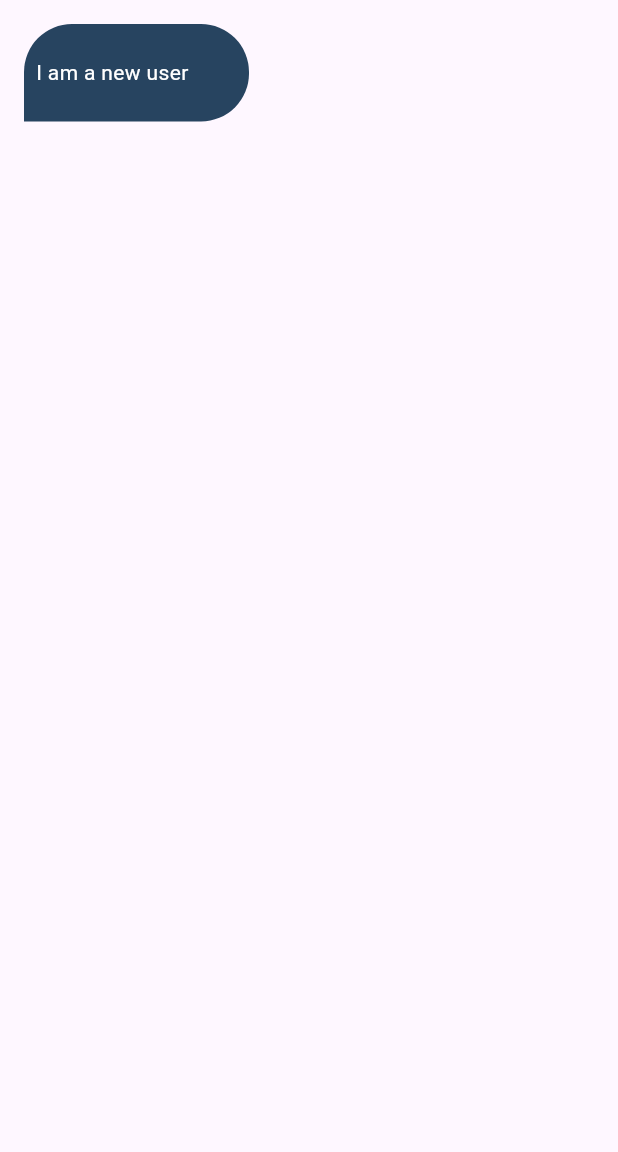
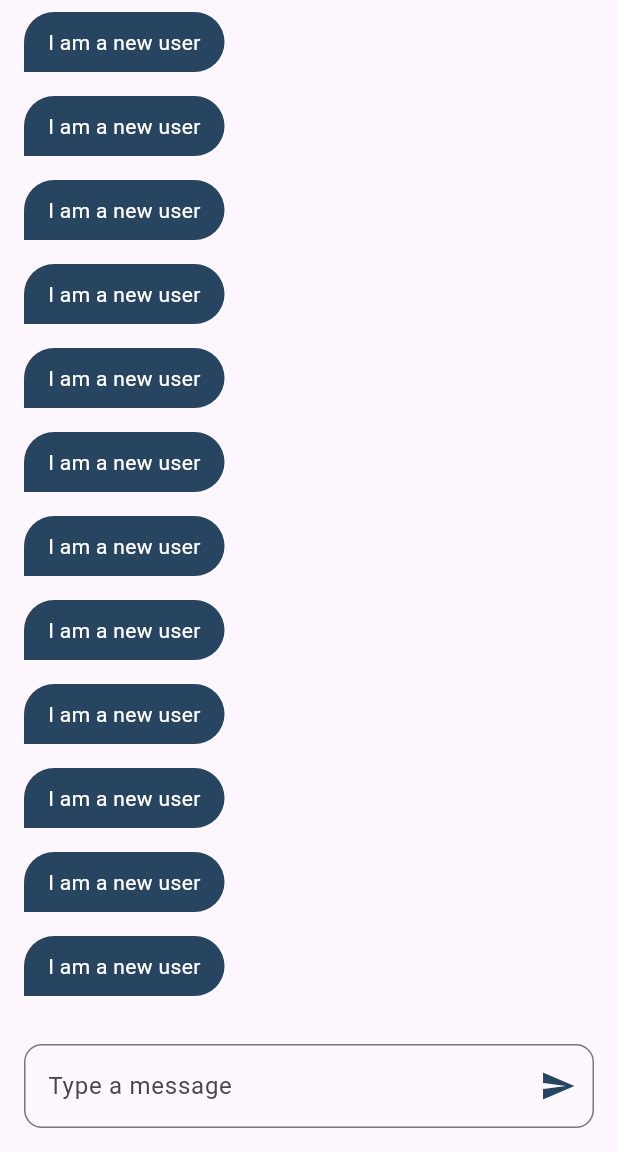
Before and after one commit to OsamaAliLasheen/chat_app, a Flutter app: the ChatView screen opened by its route, on a phone screen of 412 x 824 dp, the part 84-1236 px from its top. Run offline on Flutter 3.47's test engine with Material 3 defaults, Android fonts, the phone set to English and light mode, and no system bars; our stand-ins replace firebase_auth, firebase_core, modal_progress_hud_nsn; accounts and stored records are empty.

Commit message:
Update chat, login, signup views and custom text field widget
- Enhanced ChatView to include a message input field and display messages using a ListView.
- Updated LoginView and SignUpView to include isObscure property for password fields to handle visibility.
- Modified ChatBubble widget to adjust padding and margin for better alignment and spacing.
- Updated CustomTextField widget to accept an isObscure parameter for handling text visibility, enhancing security for password inputs.

```diff
--- a/lib/screens/chat_view.dart
+++ b/lib/screens/chat_view.dart
@@ -26,7 +26,33 @@ class ChatView extends StatelessWidget {
         ),
         centerTitle: true,
       ),
-      body: const ChatBubble(),
+      body: Column(
+        children: [
+          Expanded(
+            child: ListView.builder(itemBuilder: (context, index) {
+              return const Align(
+                  alignment: Alignment.centerLeft, child: ChatBubble());
+            }),
+          ),
+          Padding(
+            padding: const EdgeInsets.all(16.0),
+            child: TextField(
+              decoration: InputDecoration(
+                  hintText: "Type a message",
+                  border: const OutlineInputBorder(
+                    borderRadius: BorderRadius.all(Radius.circular(12.0)),
+                    borderSide: BorderSide(color: kPrimaryColor),
+                  ),
+                  suffixIcon: IconButton(
+                      onPressed: () {},
+                      icon: const Icon(
+                        Icons.send,
+                        color: kPrimaryColor,
+                      ))),
+            ),
+          ),
+        ],
+      ),
     );
   }
 }
--- a/lib/screens/login_view.dart
+++ b/lib/screens/login_view.dart
@@ -67,12 +67,14 @@ class _LoginViewState extends State<LoginView> {
                 ),
                 const SizedBox(height: 10),
                 CustomTextField(
+                    isObscure: false,
                     labelText: 'Email',
                     onchanged: (data) {
                       email = data;
                     }),
                 const SizedBox(height: 10),
                 CustomTextField(
+                    isObscure: true,
                     labelText: 'Password',
                     onchanged: (data) {
                       password = data;
--- a/lib/screens/signUp_view.dart
+++ b/lib/screens/signUp_view.dart
@@ -69,6 +69,7 @@ class _SignUpViewState extends State<SignUpView> {
                 ),
                 const SizedBox(height: 10),
                 CustomTextField(
+                  isObscure: false,
                   labelText: 'Email',
                   onchanged: (data) {
                     email = data;
@@ -76,6 +77,7 @@ class _SignUpViewState extends State<SignUpView> {
                 ),
                 const SizedBox(height: 10),
                 CustomTextField(
+                  isObscure: true,
                   labelText: 'Password',
                   onchanged: (data) {
                     password = data;
--- a/lib/widgets/chat_bubble.dart
+++ b/lib/widgets/chat_bubble.dart
@@ -9,11 +9,9 @@ class ChatBubble extends StatelessWidget {
   @override
   Widget build(BuildContext context) {
     return Container(
-      alignment: Alignment.centerLeft,
-      padding: const EdgeInsets.only(left: 8.0),
-      margin: const EdgeInsets.all(16.0),
-      width: 150,
-      height: 65,
+      padding: const EdgeInsets.only(
+          left: 16.0, top: 10.0, bottom: 10.0, right: 16.0),
+      margin: const EdgeInsets.symmetric(vertical: 8.0, horizontal: 16.0),
       decoration: const BoxDecoration(
           color: kPrimaryColor,
           borderRadius: BorderRadius.only(
--- a/lib/widgets/custom_text_field.dart
+++ b/lib/widgets/custom_text_field.dart
@@ -1,13 +1,15 @@
 import 'package:flutter/material.dart';
 
 class CustomTextField extends StatelessWidget {
-  CustomTextField({super.key, required this.labelText, this.onchanged});
+  CustomTextField({super.key, required this.labelText, this.onchanged, required this.isObscure});
 
   final String labelText;
   Function(String)? onchanged;
+  final bool isObscure;
   @override
   Widget build(BuildContext context) {
     return TextFormField(
+      obscureText: isObscure,
       validator: (value) {
         if (value!.isEmpty) {
           return 'Please enter some text';
```
